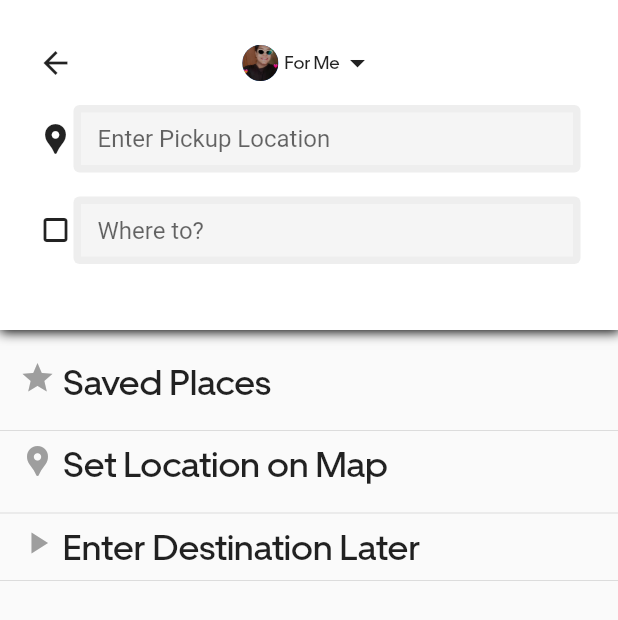
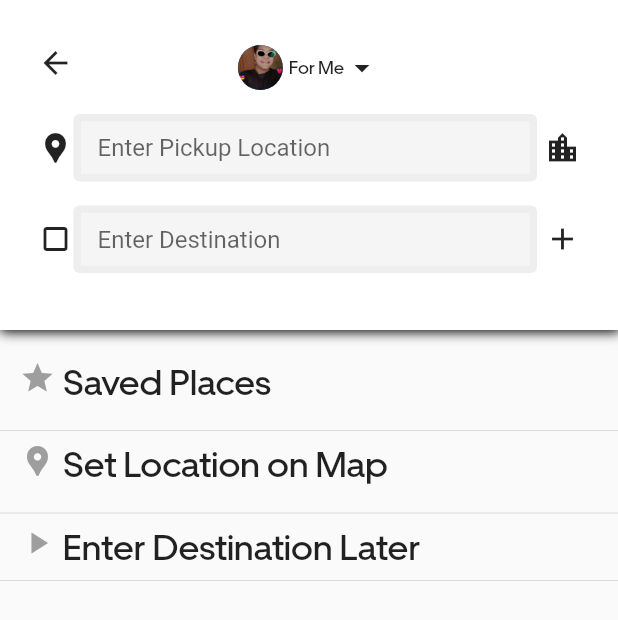
Before and after one commit to DevatYHY/Uber, a Flutter app: the SearchScreen screen opened directly, on a phone screen of 412 x 824 dp. Shown: the top 620 px of the screen. Run offline on Flutter 3.47's test engine with Material 2 defaults, Android fonts, the phone set to English and light mode, and no system bars; our stand-ins replace animated_splash_screen, firebase_auth, firebase_core, firebase_database, fluttertoast, geolocator and 3 more; accounts and stored records are empty.

Commit message:
modify: searchScreen

```diff
--- a/lib/AllScreens/searching.dart
+++ b/lib/AllScreens/searching.dart
@@ -1,4 +1,6 @@
 import 'package:flutter/material.dart';
+import 'package:uber/AllScreens/mainscreen.dart';
+import 'package:uber/util/history.dart';
 class SearchScreen extends StatefulWidget {
 
 
@@ -7,8 +9,14 @@ class SearchScreen extends StatefulWidget {
 }
 
 class _SearchScreenState extends State<SearchScreen> {
+
+
+  TextEditingController pickupTextEditingController;
+  TextEditingController destinationTextEditingController;
   @override
   Widget build(BuildContext context) {
+
+    //String placeAddress =Provider.of<AppData>(context).pickuplocation.placeName ??;
     return Scaffold(
       body: Column(
         children: [
@@ -30,7 +38,11 @@ class _SearchScreenState extends State<SearchScreen> {
               child: Column(children:[
                 SizedBox(height:5.0),
                 Stack(children:[
-                  Icon(Icons.arrow_back),
+                  GestureDetector(
+                    onTap:(){
+                      History.pushPageReplacement(context, MainScreen());
+                    },
+                    child: Icon(Icons.arrow_back)),
                   Center(
                     child:
                     Row(
@@ -38,22 +50,35 @@ class _SearchScreenState extends State<SearchScreen> {
                       children:[
                         CircleAvatar(
                           backgroundImage: AssetImage("images/profile1.jpg"),
-                          radius: 12,
+                          radius: 15,
                         ),
                         SizedBox(width:4),
 
                         Text("For Me",
                         style: TextStyle(fontFamily:"Uber Move",fontSize:12.0)
                       ),
-                      Icon(Icons.arrow_drop_down),
+                    GestureDetector (
+                      onTap:(){
+                        History.pushPageReplacement(context,MainScreen());
+                      },
+                      child:
+                         Icon(Icons.arrow_drop_down)),
+
                       ],
                     ),
                   ),
                 ],
                 ),
                 SizedBox(height:16.0),
-                Row(children:[
-                  Icon(Icons.location_pin),
+                Row(
+                  children:[
+                  GestureDetector(
+                    onTap: (){
+                      Navigator.pop(context);
+                    },
+                    child: Icon(
+                      Icons.location_pin),
+                  ),
                   SizedBox(height:18.0),
                   Expanded(
                     child: Container(
@@ -75,7 +100,9 @@ class _SearchScreenState extends State<SearchScreen> {
                         )
                       )
                     )
-                  )
+                  ),
+                  SizedBox(width: 5.0),
+                  Icon(Icons.location_city),
                 ],
                 ),
                 SizedBox(height:16.0),
@@ -92,7 +119,7 @@ class _SearchScreenState extends State<SearchScreen> {
                         padding: const EdgeInsets.all(5.0),
                         child:TextField(
                           decoration:InputDecoration(
-                            hintText: "Where to?",
+                            hintText: "Enter Destination",
                             fillColor: Colors.grey[100],
                             filled:true,
                             border: InputBorder.none,
@@ -102,9 +129,12 @@ class _SearchScreenState extends State<SearchScreen> {
                         )
                       )
                     )
-                  )
+                  ) ,
+                  SizedBox(width: 5.0),
+                  Icon(Icons.add),
                 ],
-                )
+                ),
+
               ]) ,
             ),
           ),
```
